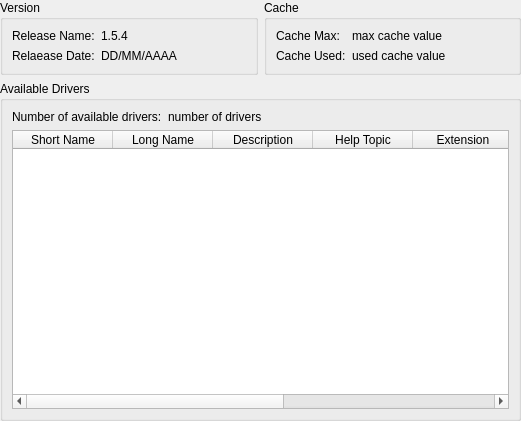
Above: gsdview/gdalbackend/ui/gdalinfo.ui from avalentino/gsdview before the change. Below: the same form after it.
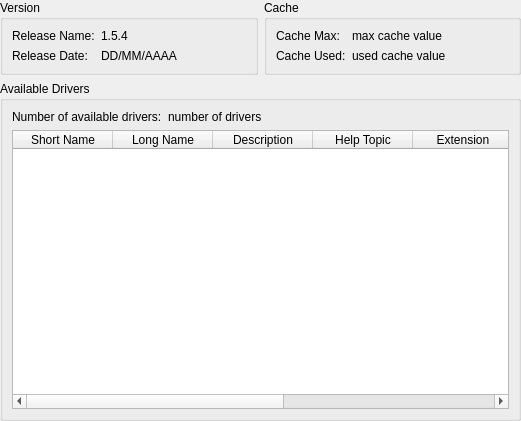
That is the form after the change.

Patch:
```diff
--- a/gsdview/gdalbackend/ui/gdalinfo.ui
+++ b/gsdview/gdalbackend/ui/gdalinfo.ui
@@ -69,7 +69,7 @@
            </sizepolicy>
           </property>
           <property name="text">
-           <string>Relaease Date:</string>
+           <string>Release Date:</string>
           </property>
          </widget>
         </item>
```
